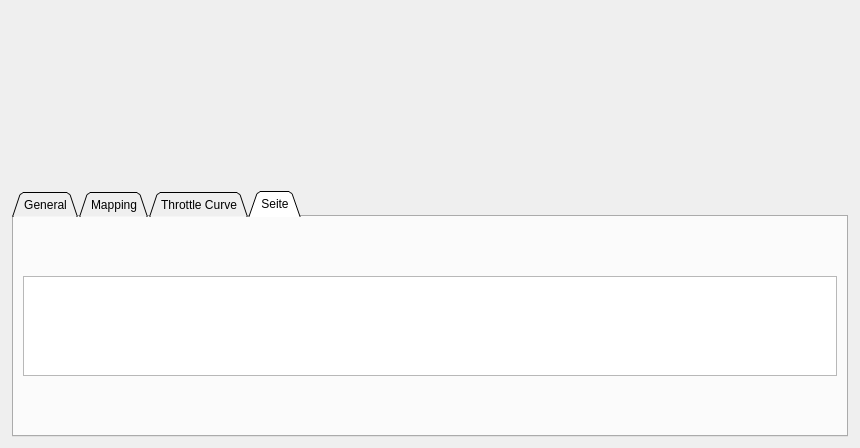
First picture: the form in pages/pageinputsettings.ui, repository tkersten09/vesc_tool, before the edit.
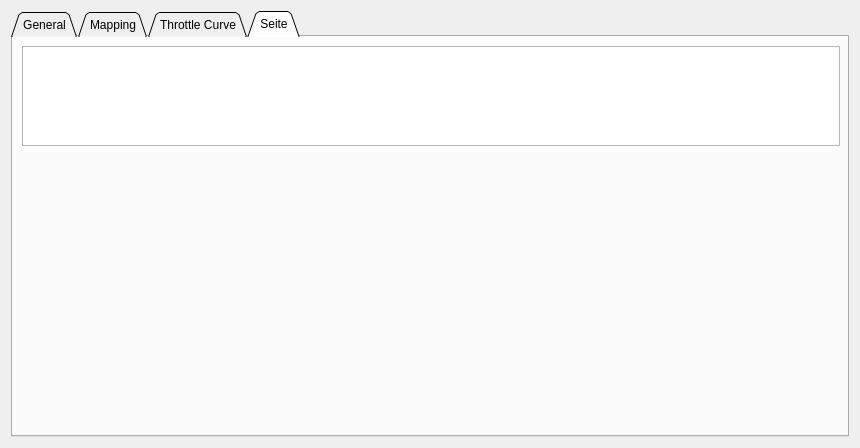
Second picture: the form after the edit. Custom widgets are drawn as their Qt base class.

The edit to the form file:
```diff
--- a/pages/pageinputsettings.ui
+++ b/pages/pageinputsettings.ui
@@ -13,8 +13,8 @@
   <property name="windowTitle">
    <string>Form</string>
   </property>
-  <layout class="QVBoxLayout" name="verticalLayout">
-   <item alignment="Qt::AlignHCenter|Qt::AlignBottom">
+  <layout class="QGridLayout" name="gridLayout">
+   <item row="0" column="0">
     <widget class="QTabWidget" name="tabWidget">
      <property name="minimumSize">
       <size>
@@ -88,9 +88,15 @@
       <attribute name="title">
        <string>Seite</string>
       </attribute>
-      <layout class="QVBoxLayout" name="verticalLayout_5">
-       <item>
         <widget class="ParamTable" name="newTab">
+       <property name="geometry">
+        <rect>
+         <x>9</x>
+         <y>9</y>
+         <width>818</width>
+         <height>100</height>
+        </rect>
+       </property>
          <property name="sizePolicy">
           <sizepolicy hsizetype="Expanding" vsizetype="Expanding">
            <horstretch>0</horstretch>
@@ -113,8 +119,6 @@
           <bool>false</bool>
          </property>
         </widget>
-       </item>
-      </layout>
      </widget>
     </widget>
    </item>
```
Lines whose indentation alone changed are shown as unchanged.
